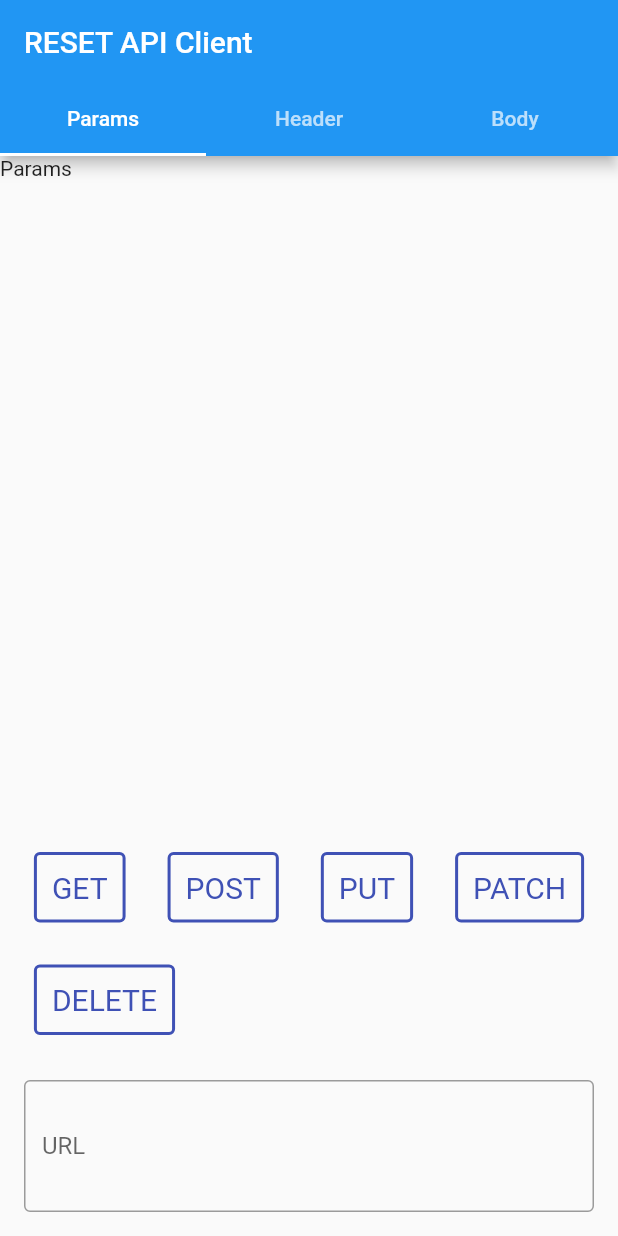
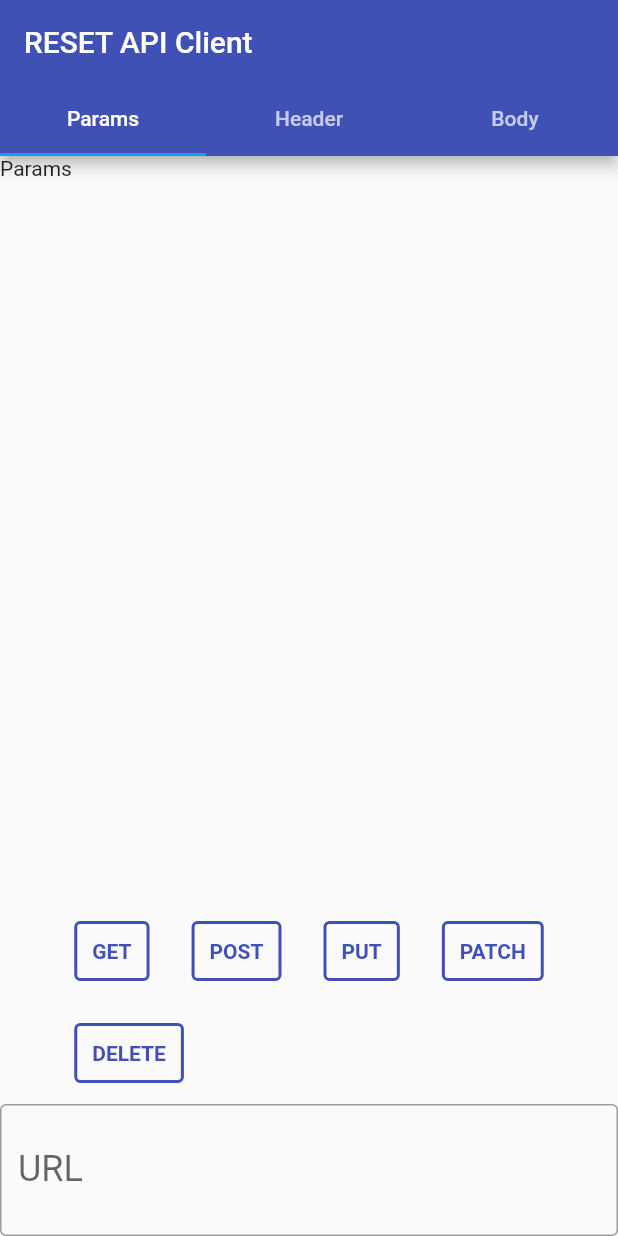
Before and after one commit to Tejas20002/flutter-reset-api-client, a Flutter app: the screen it shows after launch, on a phone screen of 412 x 824 dp. Run offline on Flutter 3.47's test engine with Material 2 defaults, Android fonts, the light colour scheme and no system bars.

Commit message:
[*] change the app color and font size [*] fix text field

```diff
--- a/lib/src/ui/Home.dart
+++ b/lib/src/ui/Home.dart
@@ -11,11 +11,32 @@ class Home extends StatefulWidget {
 class _HomeState extends State<Home> with SingleTickerProviderStateMixin {
   TabController? phb;
   final TextEditingController _urlController = TextEditingController();
+  List<String> tabs = ['Params', 'Header', 'Body'];
+  List<TextEditingController> _key = [];
+  List<TextEditingController> _value = [];
+
+  final _formKey = GlobalKey<FormState>();
 
   @override
   void initState() {
     super.initState();
     phb = TabController(length: 3, vsync: this);
+  }
+
+  // Add the form field
+  _addField(){
+    setState(() {
+      _key.add(TextEditingController());
+      _value.add(TextEditingController());
+    });
+  }
+
+  // Remove the form field
+  _removeField(i){
+    setState(() {
+      _key.removeAt(i);
+      _value.removeAt(i);
+    });
   }
 
   @override
@@ -24,19 +45,12 @@ class _HomeState extends State<Home> with SingleTickerProviderStateMixin {
       resizeToAvoidBottomInset: false,
       appBar: AppBar(
         title: const Text('RESET API Client'),
+        backgroundColor: Colors.indigo,
         bottom: TabBar(
           controller: phb,
-          tabs: [
-            Tab(
-              text: 'Params',
-            ),
-            Tab(
-              text: 'Header',
-            ),
-            Tab(
-              text: 'Body',
-            )
-          ],
+          tabs: tabs.map((tab) => Tab(
+              text: tab,
+          )).toList(),
         ),
       ),
       body: Column(
@@ -82,17 +96,28 @@ class _HomeState extends State<Home> with SingleTickerProviderStateMixin {
     );
   }
   Widget _urlTextField(BuildContext context) => Padding(
-    padding: const EdgeInsets.all(16.0),
-    child: TextField(
+        padding: EdgeInsets.only(
+            bottom: MediaQuery.of(context).viewInsets.bottom
+        ),
+        child: TextFormField(
           controller: _urlController,
+          style: TextStyle(
+            fontSize: 24,
+          ),
           decoration: InputDecoration(
               border: OutlineInputBorder(),
+              hoverColor: Colors.indigo,
               labelText: 'URL',
-        suffix: IconButton(onPressed: (){
-          Navigator.push(context, MaterialPageRoute(builder: (context) => Ressponse(),));
+              suffix: IconButton(
+                  onPressed: () {
+                    Navigator.push(
+                        context,
+                        MaterialPageRoute(
+                          builder: (context) => Ressponse(),
+                        ));
                     debugPrint(_urlController.text);
-        }, icon: Icon(Icons.send))
-      ),
+                  },
+                  icon: Icon(Icons.send))),
         ),
       );
 
@@ -113,7 +138,8 @@ class _HomeState extends State<Home> with SingleTickerProviderStateMixin {
           text!,
           style: const TextStyle(
             color: Colors.indigo,
-            fontSize: 20,
+            fontSize: 14,
+            fontWeight: FontWeight.bold
           ),
         ),
       ),
```
Also changed, not shown: lib/src/ui/response/respose.dart (+19 -6 lines). Lines whose indentation alone changed are shown as unchanged.
